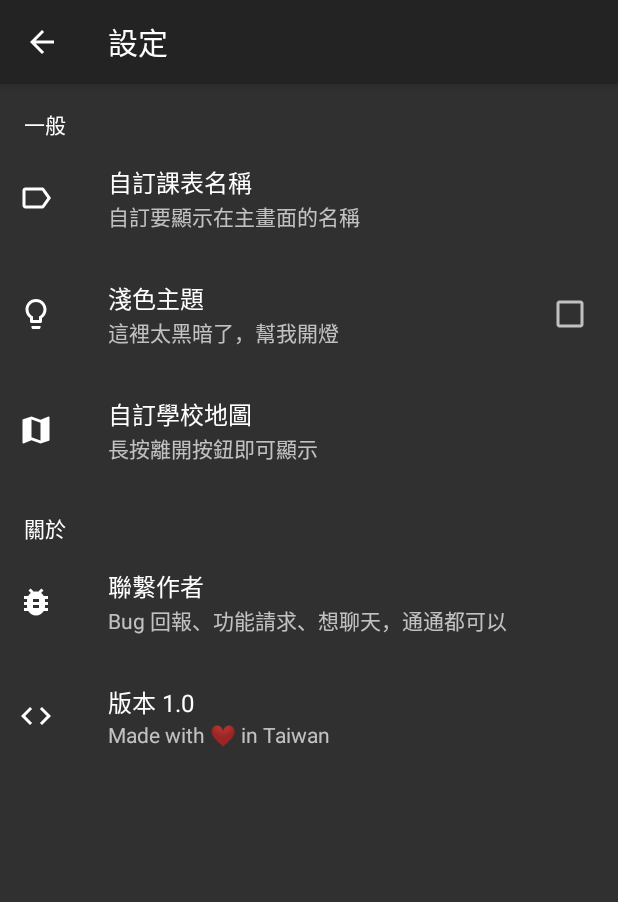
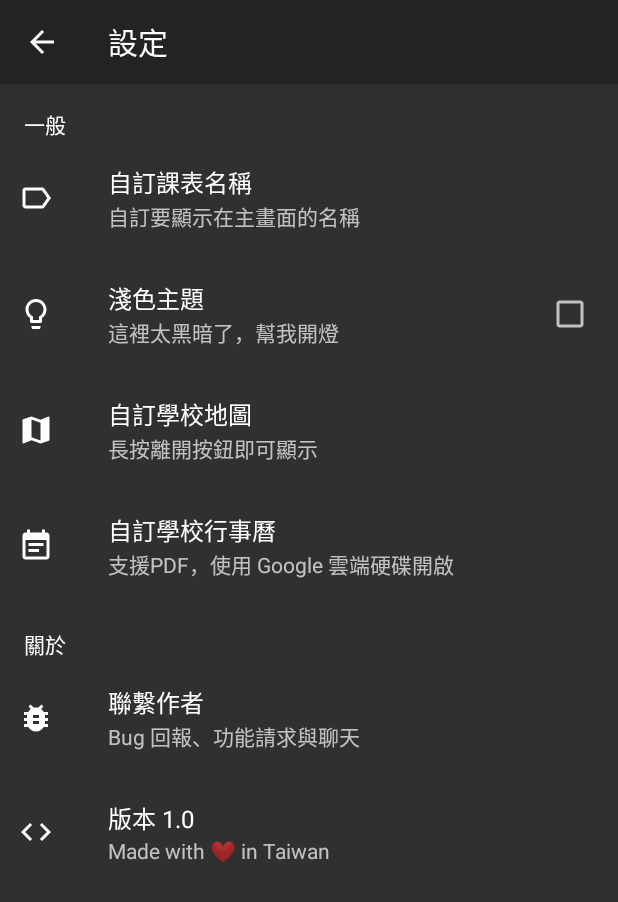
Before and after one commit to MrNegativeTW/MinimalistTimetable, an Android app: the screen it shows after launch (SettingsActivity), after a tap on "設定", on a phone screen of 412 x 824 dp. Shown: the top 902 px of the screen. Run offline under Robolectric (Android 15) with nearby library versions, the phone set to English and light mode, and no system bars.

Commit message:
Add Calendar Support
Same as image, don't support sd card path for now.

```diff
--- /dev/null
+++ b/course/app/src/main/java/com/txwstudio/app/timetable/GenericFileProvider.java
@@ -0,0 +1,5 @@
+package com.txwstudio.app.timetable;
+
+import androidx.core.content.FileProvider;
+
+public class GenericFileProvider extends FileProvider {}
--- a/course/app/src/main/res/menu/menu_main.xml
+++ b/course/app/src/main/res/menu/menu_main.xml
@@ -9,14 +9,14 @@
         android:title="@string/menuAddCourse"
         app:showAsAction="always" />
     <item
-        android:id="@+id/menuGotoMap"
+        android:id="@+id/menuMap"
         android:icon="@drawable/ic_map_24dp"
         android:title="@string/menuMap"
         app:showAsAction="always" />
     <item
         android:id="@+id/menuCalendar"
         android:icon="@drawable/ic_event_note_24dp"
-        android:title="@string/menuMap"
+        android:title="@string/menuCalendar"
         app:showAsAction="always" />
     <item
         android:id="@+id/menuSettings"
--- a/course/app/src/main/res/values/strings.xml
+++ b/course/app/src/main/res/values/strings.xml
@@ -18,6 +18,7 @@
     <!--右上角目錄-->
     <string name="menuAddCourse">新增</string>
     <string name="menuMap">地圖</string>
+    <string name="menuCalendar">行事曆</string>
     <string name="menuSettings">設定</string>
 
     <!-- Activity Add/Edit Course -->
@@ -46,13 +47,16 @@
     <string name="lightModeSummary">這裡太黑暗了，幫我開燈</string>
     <string name="schoolMapPickerTitle">自訂學校地圖</string>
     <string name="schoolMapPickerSummary">長按離開按鈕即可顯示</string>
+    <string name="schoolCalendarPickerTitle">自訂學校行事曆</string>
+    <string name="schoolCalendarPickerSummary">支援PDF，使用 Google 雲端硬碟開啟</string>
+
     <string name="aboutSection">關於</string>
     <string name="contactTitle">聯繫作者</string>
-    <string name="contactMessage">Bug 回報、功能請求、想聊天，通通都可以</string>
-    <string name="aboutTitle">關於</string>
-    <string name="aboutMessage" translatable="false">Made with ❤ in Taiwan</string>
+    <string name="contactMessage">Bug 回報、功能請求與聊天</string>
     <string name="versionTitle">版本 1.0</string>
     <string name="versionMessage" translatable="false">Made with ❤ in Taiwan</string>
+
+    <!-- Campus Map Error Msg -->
     <string name="imageReadErrorMsg">喔不，你不該看到這則訊息的，但目前我對於讀取在SD卡或其他地方的圖片有點問題，所以現階段請先將圖片放置於手機內部儲存空間，我會盡快解決這問題的 : )</string>
     <string name="imageReadErrorTitle" translatable="false">: (</string>
     <string name="imageReadErrorToast">目前無法讀取除手機內部空間外的圖</string>
@@ -60,4 +64,8 @@
     <string name="campusMapErrorMsg">: (\n1. [設定] -> [自訂校園地圖] 選擇你的圖片 \n2. 目前無法讀取除手機內部空間外的圖，研究中
     </string>
 
+    <!-- PDF Error Msg -->
+    <string name="pdfOpenWithMsg">開啟 PDF 使用…</string>
+    <string name="pdfNoAppMsg">找不到可開PDF的程式，建議安裝 Google 雲端硬碟</string>
+
 </resources>
--- a/course/app/src/main/res/xml/preferences.xml
+++ b/course/app/src/main/res/xml/preferences.xml
@@ -21,6 +21,11 @@
             android:key="schoolMapPicker"
             android:title="@string/schoolMapPickerTitle"
             android:summary="@string/schoolMapPickerSummary"/>
+        <Preference
+            android:icon="@drawable/ic_event_note_24dp"
+            android:key="schoolCalendarPicker"
+            android:title="@string/schoolCalendarPickerTitle"
+            android:summary="@string/schoolCalendarPickerSummary"/>
     </PreferenceCategory>
 
     <PreferenceCategory
--- /dev/null
+++ b/course/app/src/main/res/xml/provider_paths.xml
@@ -0,0 +1,4 @@
+<?xml version="1.0" encoding="utf-8"?>
+<PreferenceScreen xmlns:android="http://schemas.android.com/apk/res/android">
+    <external-path name="external_files" path="."/>
+</PreferenceScreen>
```
Also changed, not shown: course/app/src/main/AndroidManifest.xml (+11 -0 lines), course/app/src/main/java/com/txwstudio/app/timetable/MainActivity.java (+27 -3 lines), course/app/src/main/java/com/txwstudio/app/timetable/SettingsFragment.java (+60 -14 lines), 1 other file.
